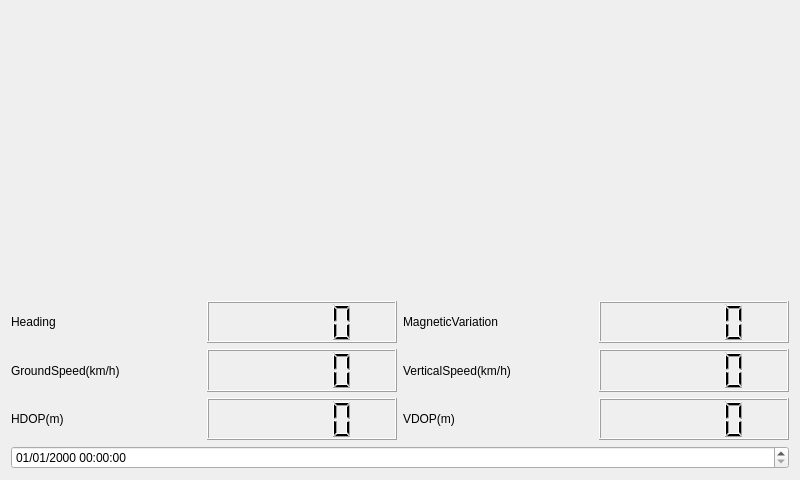
Before: the Qt Designer form mainwindow.ui in GarthPS/AndroidTest, drawn with Qt 5.
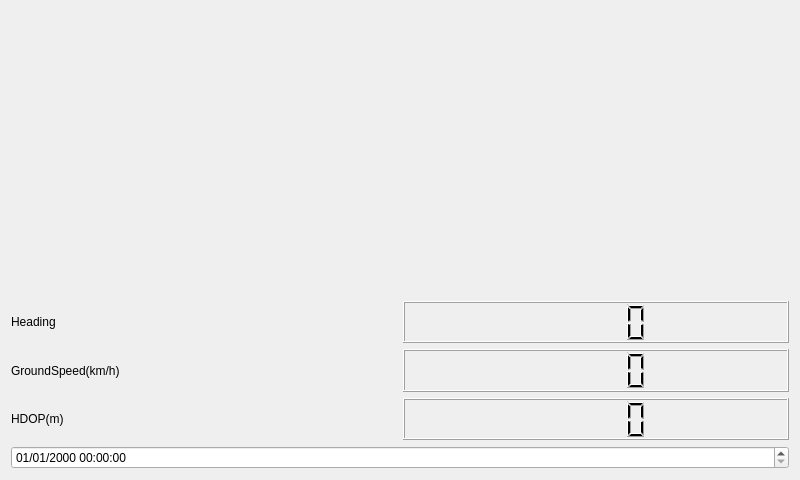
After: the same form once the commit is applied.

What changed in the file:
```diff
--- a/mainwindow.ui
+++ b/mainwindow.ui
@@ -37,43 +37,6 @@
       <item row="1" column="1">
        <widget class="QLCDNumber" name="lcdGNDSpeed"/>
       </item>
-      <item row="0" column="0" colspan="4">
-       <layout class="QHBoxLayout" name="horizontalLayout">
-        <item>
-         <widget class="QLabel" name="label">
-          <property name="text">
-           <string>Heading</string>
-          </property>
-         </widget>
-        </item>
-        <item>
-         <widget class="QLCDNumber" name="lcdDirection"/>
-        </item>
-        <item>
-         <widget class="QLabel" name="label_2">
-          <property name="text">
-           <string>MagneticVariation</string>
-          </property>
-         </widget>
-        </item>
-        <item>
-         <widget class="QLCDNumber" name="lcdMagVar"/>
-        </item>
-       </layout>
-      </item>
-      <item row="1" column="3">
-       <widget class="QLCDNumber" name="lcdVerticalSpeed"/>
-      </item>
-      <item row="1" column="2">
-       <widget class="QLabel" name="label_3">
-        <property name="text">
-         <string>VerticalSpeed(km/h)</string>
-        </property>
-       </widget>
-      </item>
-      <item row="2" column="3">
-       <widget class="QLCDNumber" name="lcdVDOP"/>
-      </item>
       <item row="1" column="0">
        <widget class="QLabel" name="label_4">
         <property name="text">
@@ -88,16 +51,19 @@
         </property>
        </widget>
       </item>
-      <item row="2" column="2">
-       <widget class="QLabel" name="label_6">
-        <property name="text">
-         <string>VDOP(m)</string>
-        </property>
-       </widget>
-      </item>
       <item row="2" column="1">
        <widget class="QLCDNumber" name="lcdHDOP"/>
       </item>
+      <item row="0" column="1">
+       <widget class="QLCDNumber" name="lcdDirection"/>
+      </item>
+      <item row="0" column="0">
+       <widget class="QLabel" name="label">
+        <property name="text">
+         <string>Heading</string>
+        </property>
+       </widget>
+      </item>
      </layout>
     </item>
     <item>
```
